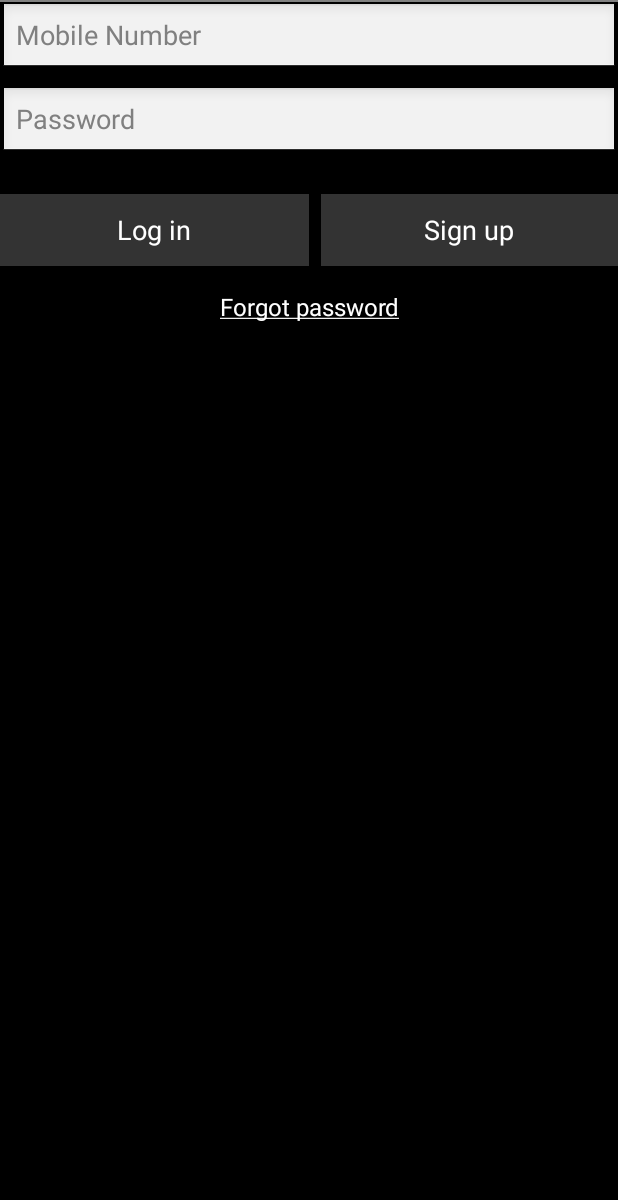
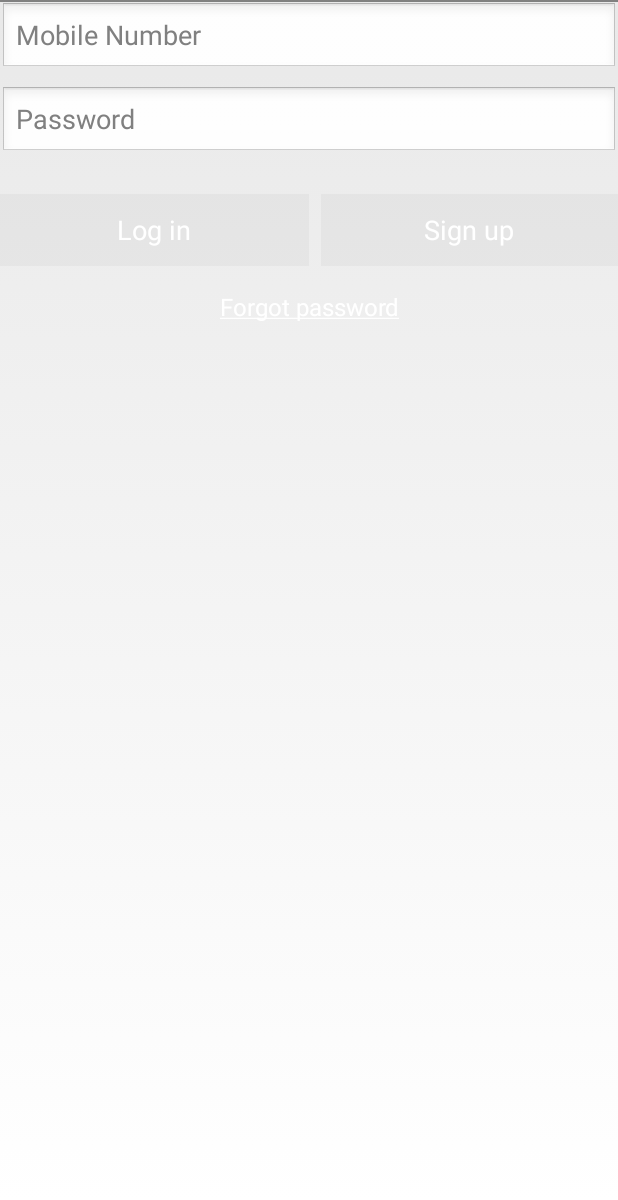
Before and after one commit to mzkaramat/NewsWordpressApp, an Android app: the layout ui_parse_login_form.xml on its own in the app's theme, with its tools: preview values and no code run, on a phone screen of 412 x 824 dp, the part 36-1236 px from its top. Run offline under Robolectric (Android 15) with nearby library versions, the phone set to English and light mode, and no system bars.

Commit message:
Fields Changed

```diff
--- a/app/build.gradle
+++ b/app/build.gradle
@@ -6,7 +6,7 @@ android {
 
     defaultConfig {
         applicationId "com.example.administrator.newsexplorer"
-        minSdkVersion 10
+        minSdkVersion 14
         targetSdkVersion 22
         versionCode 1
         versionName "1.0"
--- a/app/src/main/AndroidManifest.xml
+++ b/app/src/main/AndroidManifest.xml
@@ -9,11 +9,13 @@
         android:label="@string/app_name"
         android:theme="@style/AppTheme" >
         <activity
+            android:icon="@mipmap/ic_launcher"
             android:name=".MainActivity"
             android:label="@string/app_name" >
 
         </activity>
         <activity
+            android:icon="@mipmap/ic_launcher"
             android:name=".SignIn"
             android:label="@string/app_name" >
             <intent-filter>
@@ -23,11 +25,13 @@
             </intent-filter>
         </activity>
         <activity
+            android:icon="@mipmap/ic_launcher"
             android:name=".Signup"
             android:label="@string/app_name" >
 
         </activity>
         <activity
+            android:icon="@mipmap/ic_launcher"
             android:name=".ForgotPassword"
             android:label="@string/app_name" >
 
--- a/app/src/main/java/com/example/administrator/newsexplorer/ForgotPassword.java
+++ b/app/src/main/java/com/example/administrator/newsexplorer/ForgotPassword.java
@@ -46,7 +46,7 @@ public class ForgotPassword extends Activity {
                             new SignUpTask(ForgotPassword.this).execute(new String[]{Email.getText().toString()});
 
                         } else {
-                            Toast.makeText(getApplicationContext(), "Email should'nt be empty", Toast.LENGTH_LONG).show();
+                            Toast.makeText(getApplicationContext(), "Number should'nt be empty", Toast.LENGTH_LONG).show();
                         }
 
 
--- a/app/src/main/java/com/example/administrator/newsexplorer/SignIn.java
+++ b/app/src/main/java/com/example/administrator/newsexplorer/SignIn.java
@@ -57,7 +57,7 @@ public class SignIn extends Activity {
         }
 
         setContentView(R.layout.ui_parse_login_fragment);
-
+        //getActionBar().setHomeButtonEnabled(true);
         Email= (EditText) findViewById(R.id.login_username_input);
 
         Password= (EditText) findViewById(R.id.login_password_input);
@@ -74,7 +74,7 @@ public class SignIn extends Activity {
                             new SignUpTask(SignIn.this).execute(new String[]{Email.getText().toString(), Password.getText().toString()});
 
                         } else {
-                            Toast.makeText(getApplicationContext(), "Email should'nt be empty", Toast.LENGTH_LONG).show();
+                            Toast.makeText(getApplicationContext(), "Number should'nt be empty", Toast.LENGTH_LONG).show();
                         }
 
 
--- a/app/src/main/java/com/example/administrator/newsexplorer/Signup.java
+++ b/app/src/main/java/com/example/administrator/newsexplorer/Signup.java
@@ -52,7 +52,7 @@ public class Signup extends Activity {
                                 Toast.makeText(getApplicationContext(), "UserName should'nt be empty", Toast.LENGTH_LONG).show();
                             }
                         } else {
-                            Toast.makeText(getApplicationContext(), "Email should'nt be empty", Toast.LENGTH_LONG).show();
+                            Toast.makeText(getApplicationContext(), "Number should'nt be empty", Toast.LENGTH_LONG).show();
                         }
                     } else {
                         Toast.makeText(getApplicationContext(), "Password mismatch occer", Toast.LENGTH_LONG).show();
--- a/app/src/main/res/layout/ui_parse_login_form.xml
+++ b/app/src/main/res/layout/ui_parse_login_form.xml
@@ -9,10 +9,11 @@
     <EditText
         android:id="@+id/login_username_input"
         android:layout_width="match_parent"
+        android:inputType="number"
         android:layout_height="wrap_content"
         style="@style/ParseLoginUI.EditText"
         android:hint="@string/com_parse_ui_username_input_hint"
-        android:inputType="textEmailAddress"/>
+        />
 
     <EditText
         android:id="@+id/login_password_input"
--- a/app/src/main/res/layout/ui_parse_login_help_form.xml
+++ b/app/src/main/res/layout/ui_parse_login_help_form.xml
@@ -18,7 +18,7 @@
         android:layout_height="wrap_content"
         android:layout_marginTop="@dimen/com_parse_ui_xlarge_vertical_spacing"
         android:hint="@string/com_parse_ui_login_help_email_input_hint"
-        android:inputType="textEmailAddress"></EditText>
+        android:inputType="number"></EditText>
 
     <Button
         android:id="@+id/login_help_submit"
--- a/app/src/main/res/layout/ui_parse_signup_form.xml
+++ b/app/src/main/res/layout/ui_parse_signup_form.xml
@@ -15,6 +15,7 @@
     <EditText
         android:id="@+id/signup_username_input"
         android:layout_marginTop="@dimen/com_parse_ui_small_vertical_spacing"
+        android:inputType="number"
         android:layout_width="match_parent"
         android:layout_height="wrap_content"
         style="@style/ParseLoginUI.EditText"
--- a/app/src/main/res/menu/menu_main.xml
+++ b/app/src/main/res/menu/menu_main.xml
@@ -1,5 +1,9 @@
 <menu xmlns:android="http://schemas.android.com/apk/res/android"
     xmlns:app="http://schemas.android.com/apk/res-auto"
     xmlns:tools="http://schemas.android.com/tools" tools:context=".MainActivity">
-
+    <item
+        android:id="@+id/action_newItem"
+        android:showAsAction="never"
+        android:visible="false"
+        android:title="Logout"/>
 </menu>
--- a/app/src/main/res/values/styles.xml
+++ b/app/src/main/res/values/styles.xml
@@ -1,7 +1,7 @@
 <resources>
 
     <!-- Base application theme. -->
-    <style name="AppTheme" parent="android:Theme.Black">
+    <style name="AppTheme" parent="android:Theme.Light">
         <!-- Customize your theme here. -->
     </style>
     <style name="ParseLoginUI" />
```
Also changed, not shown: app/src/main/java/com/example/administrator/newsexplorer/MainActivity.java (+10 -1 lines).
